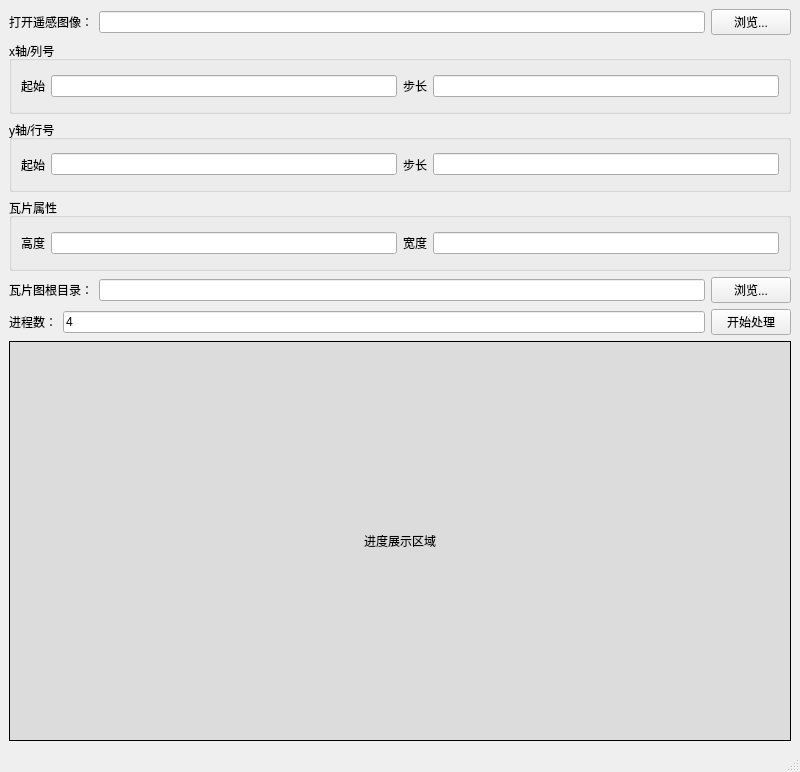
Before: the Qt Designer form tileSplit.ui in Zhao-Yuancheng/Remote-sensing-toolkits, drawn with Qt 5.
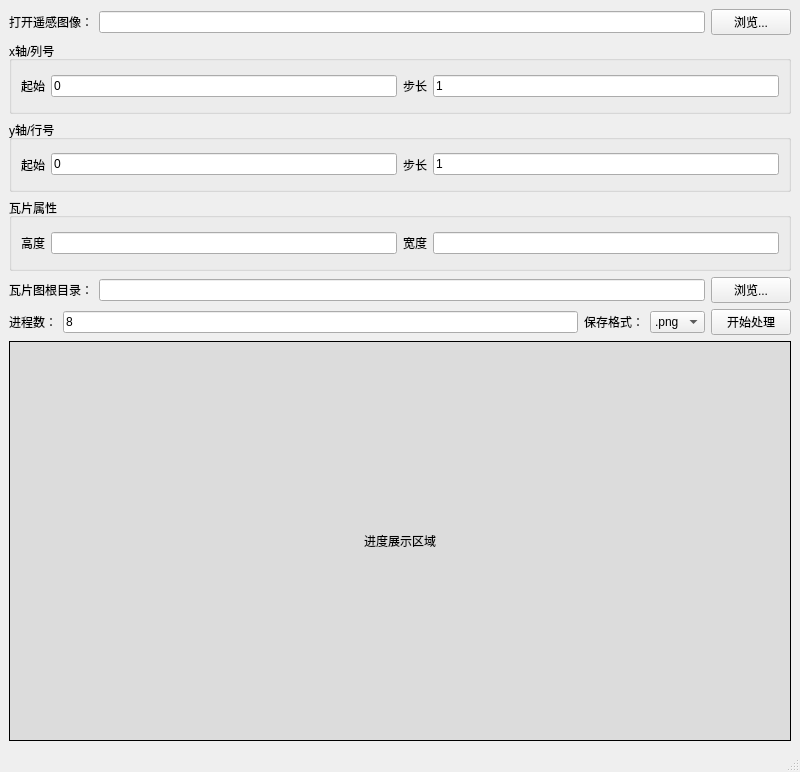
After: the same form once the commit is applied.

```diff
--- a/tileSplit.ui
+++ b/tileSplit.ui
@@ -58,7 +58,7 @@
          <item>
           <widget class="QLineEdit" name="xStartEdit">
            <property name="text">
-            <string/>
+            <string>0</string>
            </property>
           </widget>
          </item>
@@ -76,7 +76,7 @@
          <item>
           <widget class="QLineEdit" name="xStepEdit">
            <property name="text">
-            <string/>
+            <string>1</string>
            </property>
           </widget>
          </item>
@@ -103,7 +103,7 @@
          <item>
           <widget class="QLineEdit" name="yStartEdit">
            <property name="text">
-            <string/>
+            <string>0</string>
            </property>
           </widget>
          </item>
@@ -121,7 +121,7 @@
          <item>
           <widget class="QLineEdit" name="yStepEdit">
            <property name="text">
-            <string/>
+            <string>1</string>
            </property>
           </widget>
          </item>
@@ -204,10 +204,51 @@
       <item>
        <widget class="QLineEdit" name="nProcEdit">
         <property name="text">
-         <string>4</string>
+         <string>8</string>
         </property>
        </widget>
       </item>
+      <item>
+       <widget class="QLabel" name="label_3">
+        <property name="text">
+         <string>保存格式：</string>
+        </property>
+       </widget>
+      </item>
+      <item>
+       <widget class="QComboBox" name="resultFormatComboBox">
+        <item>
+         <property name="text">
+          <string>.png</string>
+         </property>
+        </item>
+        <item>
+         <property name="text">
+          <string>.jpg</string>
+         </property>
+        </item>
+        <item>
+         <property name="text">
+          <string>.jpeg</string>
+         </property>
+        </item>
+        <item>
+         <property name="text">
+          <string>.tiff</string>
+         </property>
+        </item>
+        <item>
+         <property name="text">
+          <string>.tif</string>
+         </property>
+        </item>
+        <item>
+         <property name="text">
+          <string>.gif</string>
+         </property>
+        </item>
+       </widget>
+      </item>
       <item>
        <widget class="QPushButton" name="processBtn">
         <property name="text">
```
